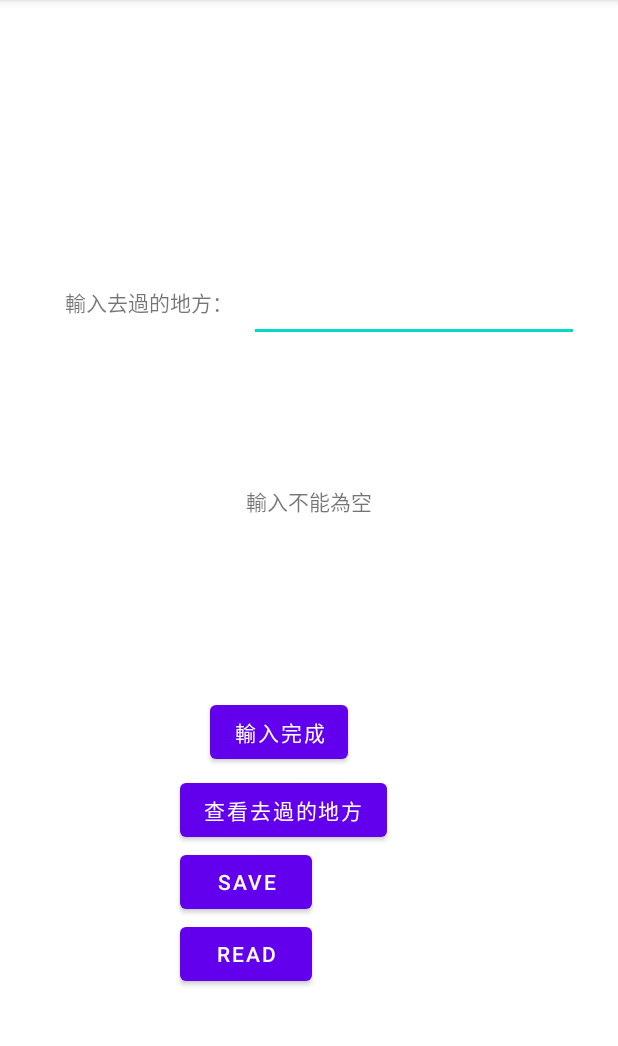
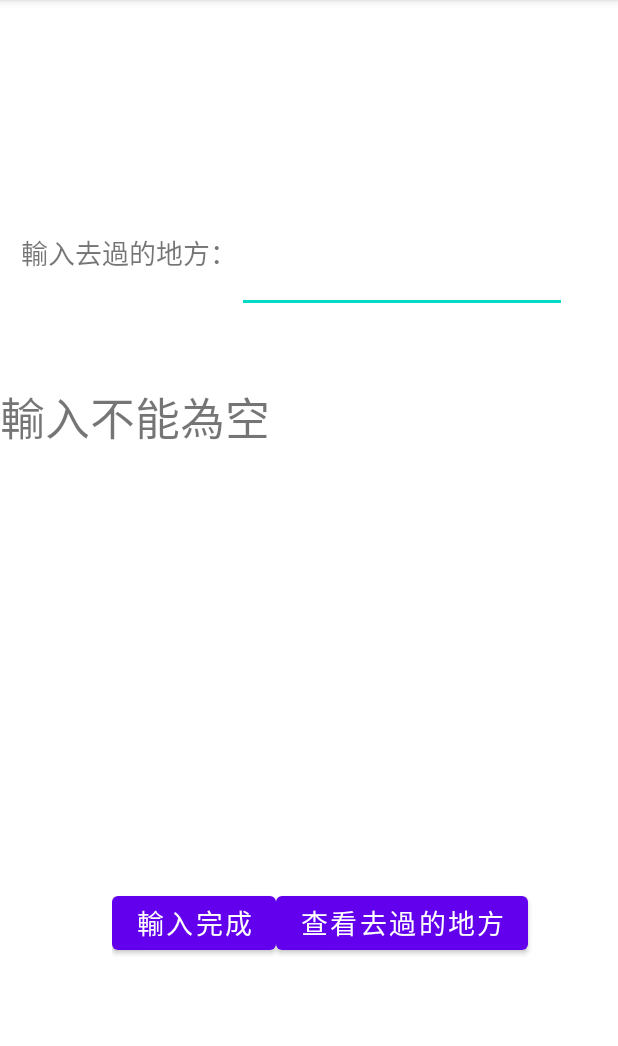
Before and after one commit to d1084182022/finaltestandroid, an Android app: the screen it shows after launch (MainActivity), after a tap on "輸入完成", on a phone screen of 412 x 824 dp, the part 84-1130 px from its top. Run offline under Robolectric (Android 15) with nearby library versions, the phone set to English and light mode, and no system bars.

Commit message:
把讀取與刪除放到主要再查看去過那裡的頁面，版面排版。

```diff
--- a/app/src/main/java/com/example/finaltestandroid/MainActivity.java
+++ b/app/src/main/java/com/example/finaltestandroid/MainActivity.java
@@ -18,6 +18,7 @@ import java.io.BufferedReader;
 import java.io.File;
 import java.io.FileOutputStream;
 import java.io.FileReader;
+import java.io.FileWriter;
 import java.io.IOException;
 import java.text.SimpleDateFormat;
 import java.util.Date;
@@ -25,7 +26,7 @@ import java.util.Date;
 public class MainActivity extends AppCompatActivity {
     private TextView mtxt;
     private EditText mETxt;
-    private Button mBtnDo,mbtngotochack,btnsava,btnread;
+    private Button mbtngotochack,btnsava;
 
 
     @Override
@@ -35,12 +36,10 @@ public class MainActivity extends AppCompatActivity {
 
         mtxt=findViewById(R.id.textView3);
         mETxt=findViewById(R.id.editText);
-        mBtnDo=findViewById(R.id.btndo);
-        mBtnDo.setOnClickListener(btndoOnClick);
+
         btnsava = (Button) findViewById(R.id.btnsave);
-        btnread = (Button) findViewById(R.id.btnread);
         btnsava.setOnClickListener(saveClickListener);
-        btnread.setOnClickListener(readClickListener);
+
         mtxt.setMovementMethod(ScrollingMovementMethod.getInstance());
         mbtngotochack=(Button) findViewById(R.id.btnchack);
         mbtngotochack.setOnClickListener(new View.OnClickListener() {
@@ -60,6 +59,15 @@ public class MainActivity extends AppCompatActivity {
 
         public void onClick(View arg0) {
 
+            String strwhere = mETxt.getText().toString().trim();
+
+            if (mETxt.getText().toString().matches("")){
+                mtxt.setText(R.string.noNULL);
+                return;
+            }
+            else{
+                mtxt.setText(strwhere);
+            }
             String filename = "CheckFlie.txt";
             // 存放檔案位置在 內部空間/Download/
             File path = Environment.getExternalStoragePublicDirectory(Environment.DIRECTORY_DOWNLOADS);
@@ -83,44 +91,8 @@ public class MainActivity extends AppCompatActivity {
             }
         }
     };
-    //按下Read按鈕
-    private Button.OnClickListener readClickListener = new Button.OnClickListener() {
 
-        public void onClick(View arg0) {
-            String filename = "CheckFlie.txt";
-            File path = Environment.getExternalStoragePublicDirectory(Environment.DIRECTORY_DOWNLOADS);
-            File file = new File(path, filename);
 
-            try{
-                //建立FileReader物件，並設定讀取的檔案為CheckFlie.txt
-                FileReader fr = new FileReader(file);
-                //將BufferedReader與FileReader做連結
-                BufferedReader bufFile = new BufferedReader(fr);
-                String readData = "";
-                String temp = bufFile.readLine(); //readLine()讀取一整行
-                while (temp!=null){
-                    readData+=temp +  "\n";
-                    temp=bufFile.readLine();
-                }
-                mtxt.setText(readData);
-            }catch(Exception e){
-                e.printStackTrace();
-            }
-        }
-    };
-    private View.OnClickListener btndoOnClick = new View.OnClickListener() {
-        @Override
-        public void onClick(View view) {
-
-        String strwhere = mETxt.getText().toString().trim();
-
-        if (mETxt.getText().toString().matches("")){
-            mtxt.setText(R.string.noNULL);
-        }
-        else{
-            mtxt.setText(strwhere);
-        }
-}};
 
 
 }
--- a/app/src/main/res/layout/activity_main.xml
+++ b/app/src/main/res/layout/activity_main.xml
@@ -6,79 +6,74 @@
     android:layout_height="match_parent"
     tools:context=".MainActivity">
 
-    <EditText
-        android:id="@+id/editText"
-        android:layout_width="220dp"
-        android:layout_height="62dp"
-        android:ems="10"
-        android:gravity="start|top"
-        android:inputType="text"
-        app:layout_constraintBottom_toBottomOf="@+id/textView"
+    <LinearLayout
+        android:id="@+id/linearLayout2"
+        android:layout_width="288dp"
+        android:layout_height="66dp"
+        android:orientation="horizontal"
+        app:layout_constraintBottom_toBottomOf="parent"
         app:layout_constraintEnd_toEndOf="parent"
-        app:layout_constraintHorizontal_bias="0.288"
-        app:layout_constraintStart_toEndOf="@+id/textView"
-        app:layout_constraintTop_toTopOf="@+id/textView"
-        app:layout_constraintVertical_bias="0.615" />
+        app:layout_constraintHorizontal_bias="0.601"
+        app:layout_constraintStart_toStartOf="parent"
+        app:layout_constraintTop_toTopOf="parent"
+        app:layout_constraintVertical_bias="0.842">
 
-    <TextView
-        android:id="@+id/textView"
-        android:layout_width="wrap_content"
-        android:layout_height="wrap_content"
-        android:text="@string/input_go_to_where"
-        app:layout_constraintBottom_toBottomOf="parent"
-        app:layout_constraintHorizontal_bias="0.144"
-        app:layout_constraintLeft_toLeftOf="parent"
-        app:layout_constraintRight_toRightOf="parent"
+        <Button
+            android:id="@+id/btnsave"
+            android:layout_width="wrap_content"
+            android:layout_height="wrap_content"
+            android:text="@string/save"
+            android:textSize="18sp" />
+
+        <Button
+            android:id="@+id/btnchack"
+            android:layout_width="wrap_content"
+            android:layout_height="wrap_content"
+            android:text="@string/chack"
+            android:textSize="18sp" />
+    </LinearLayout>
+
+    <TableRow
+        android:id="@+id/tableRow"
+        android:layout_width="398dp"
+        android:layout_height="80dp"
+        app:layout_constraintBottom_toTopOf="@+id/linearLayout2"
+        app:layout_constraintEnd_toEndOf="parent"
+        app:layout_constraintHorizontal_bias="1.0"
+        app:layout_constraintStart_toStartOf="parent"
         app:layout_constraintTop_toTopOf="parent"
-        app:layout_constraintVertical_bias="0.255" />
+        app:layout_constraintVertical_bias="0.287">
 
-    <Button
-        android:id="@+id/btndo"
-        android:layout_width="wrap_content"
-        android:layout_height="wrap_content"
-        android:layout_marginStart="140dp"
-        android:layout_marginTop="236dp"
-        android:text="@string/OK"
-        app:layout_constraintStart_toStartOf="parent"
-        app:layout_constraintTop_toBottomOf="@+id/editText" />
+        <TextView
+            android:id="@+id/textView"
+            android:layout_width="wrap_content"
+            android:layout_height="wrap_content"
+            android:text="@string/input_go_to_where"
+            android:textSize="18sp" />
 
-    <Button
-        android:id="@+id/btnchack"
-        android:layout_width="wrap_content"
-        android:layout_height="wrap_content"
-        android:layout_marginStart="120dp"
-        android:layout_marginTop="4dp"
-        android:text="@string/chack"
-        app:layout_constraintStart_toStartOf="parent"
-        app:layout_constraintTop_toBottomOf="@+id/btndo" />
+        <EditText
+            android:id="@+id/editText"
+            android:layout_width="220dp"
+            android:layout_height="62dp"
+            android:ems="10"
+            android:gravity="start|top"
+            android:inputType="text" />
+
+    </TableRow>
 
     <TextView
         android:id="@+id/textView3"
-        android:layout_width="wrap_content"
-        android:layout_height="wrap_content"
-        android:layout_marginTop="92dp"
+        android:layout_width="412dp"
+        android:layout_height="151dp"
+        android:layout_marginTop="20dp"
         android:scrollbars="vertical"
         android:singleLine="false"
-        app:layout_constraintBottom_toTopOf="@+id/btndo"
+        android:textSize="30sp"
+        app:layout_constraintBottom_toTopOf="@+id/linearLayout2"
         app:layout_constraintEnd_toEndOf="parent"
+        app:layout_constraintHorizontal_bias="0.0"
         app:layout_constraintStart_toStartOf="parent"
-        app:layout_constraintTop_toBottomOf="@+id/editText"
-        app:layout_constraintVertical_bias="0.032" />
-
-    <Button
-        android:id="@+id/btnsave"
-        android:layout_width="wrap_content"
-        android:layout_height="wrap_content"
-        android:text="save"
-        app:layout_constraintStart_toStartOf="@+id/btnchack"
-        app:layout_constraintTop_toBottomOf="@+id/btnchack" />
-
-    <Button
-        android:id="@+id/btnread"
-        android:layout_width="wrap_content"
-        android:layout_height="wrap_content"
-        android:text="read"
-        app:layout_constraintStart_toStartOf="@+id/btnchack"
-        app:layout_constraintTop_toBottomOf="@+id/btnsave" />
+        app:layout_constraintTop_toBottomOf="@+id/tableRow"
+        app:layout_constraintVertical_bias="0.049" />
 
 </androidx.constraintlayout.widget.ConstraintLayout>
--- a/app/src/main/res/values/strings.xml
+++ b/app/src/main/res/values/strings.xml
@@ -6,6 +6,11 @@
     <string name="noNULL">輸入不能為空</string>
     <string name="gotowhere">去過得地方：</string>
     <string name="back">返回</string>
+    <string name="delete">清除</string>
+    <string name="save">輸入完成</string>
+    <string name="read">讀取去過的地方</string>
+    <string name="delsuccess">刪除成功</string>
+    <string name="delfall">刪除失敗</string>
     <string name="value"> </string>
     <string name="title_activity_main2">MainActivity2</string>
     <!-- Strings used for fragments for navigation -->
--- a/build.gradle
+++ b/build.gradle
@@ -1,4 +1,8 @@
-// Top-level build file where you can add configuration options common to all sub-projects/modules.
+buildscript {
+    ext {
+        agp_version = '7.1.3'
+    }
+}// Top-level build file where you can add configuration options common to all sub-projects/modules.
 plugins {
     id 'com.android.application' version '7.1.3' apply false
     id 'com.android.library' version '7.1.3' apply false
```
Also changed, not shown: app/src/main/java/com/example/finaltestandroid/MainActivity3.java (+56 -2 lines), app/src/main/res/layout/activity_main3.xml (+44 -13 lines), gradle/wrapper/gradle-wrapper.properties.
